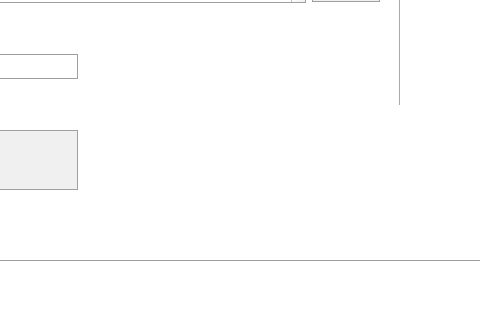
This is auto_statement_upload/upload_form.ui in MARUNGs/python_auto_work as Qt 5 draws it before an edit; both pictures show x 240 to 720 and y 179 to 499 of the 955 by 1024 pixel window. The edited form follows.
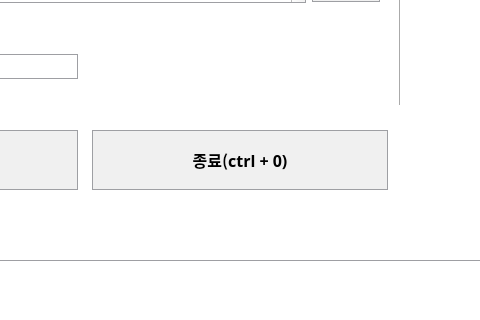
This is the edited form. The open tabs and pages were chosen to show the change. Icons and pictures are not drawn.

Commit message: 종료 ui 추가

```diff
--- a/auto_statement_upload/upload_form.ui
+++ b/auto_statement_upload/upload_form.ui
@@ -649,6 +649,46 @@
         <string/>
        </property>
       </widget>
+      <widget class="QPushButton" name="stop_btn">
+       <property name="geometry">
+        <rect>
+         <x>320</x>
+         <y>280</y>
+         <width>296</width>
+         <height>60</height>
+        </rect>
+       </property>
+       <property name="font">
+        <font>
+         <family>맑은 고딕</family>
+         <pointsize>12</pointsize>
+         <weight>75</weight>
+         <bold>true</bold>
+        </font>
+       </property>
+       <property name="toolTip">
+        <string>실행버튼을 누르면 자동화가 실행되며 더이상 마우스, 키보드 작업이 어렵습니다.</string>
+       </property>
+       <property name="styleSheet">
+        <string notr="true">QPushButton {
+	background-color: #f0f0f0;
+	border: 1px solid #9e9fa3;
+}
+
+QPushButton:hover {
+	background-color: rgb(222,222,222)
+}</string>
+       </property>
+       <property name="text">
+        <string>종료(ctrl + 0)</string>
+       </property>
+       <property name="shortcut">
+        <string>Ctrl+0</string>
+       </property>
+       <property name="checkable">
+        <bool>false</bool>
+       </property>
+      </widget>
      </widget>
      <zorder>frame_3</zorder>
      <zorder>label_16</zorder>
```
